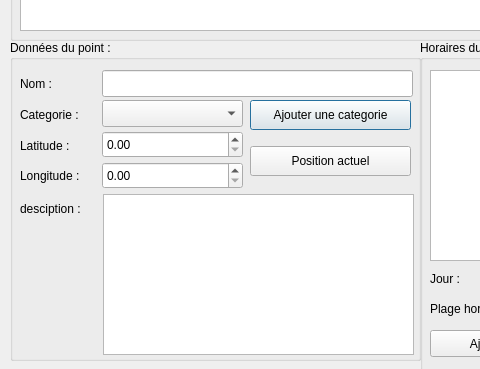
Qt form edition_point.ui (s0lstice/carto-qt) before a commit; both pictures show x 0 to 480 and y 150 to 519 of the 831 by 519 pixel window.
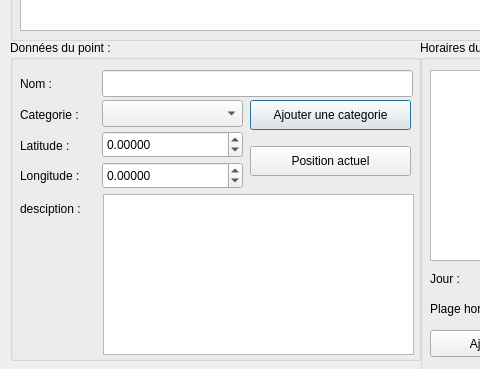
The same form after that commit.

Patch:
```diff
--- a/edition_point.ui
+++ b/edition_point.ui
@@ -99,6 +99,15 @@
       <height>27</height>
      </rect>
     </property>
+    <property name="decimals">
+     <number>5</number>
+    </property>
+    <property name="minimum">
+     <double>-100.000000000000000</double>
+    </property>
+    <property name="maximum">
+     <double>100.000000000000000</double>
+    </property>
    </widget>
    <widget class="QLabel" name="Lon_point_lab">
     <property name="geometry">
@@ -122,6 +131,15 @@
       <height>27</height>
      </rect>
     </property>
+    <property name="decimals">
+     <number>5</number>
+    </property>
+    <property name="minimum">
+     <double>-100.000000000000000</double>
+    </property>
+    <property name="maximum">
+     <double>100.000000000000000</double>
+    </property>
    </widget>
    <widget class="QLabel" name="decription_point_lab">
     <property name="geometry">
```
